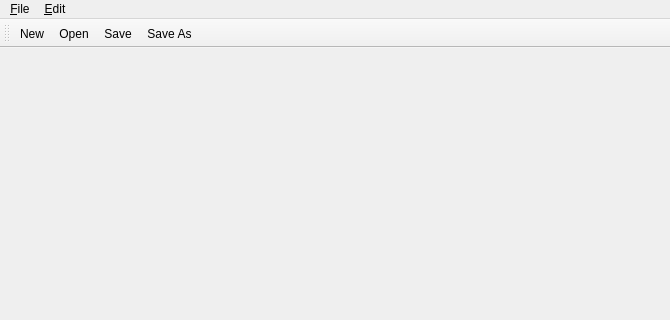
Old version of the form forms/mainwindow.ui in the repository elemc/XMLer; both pictures show x 0 to 670 and y 0 to 320 of the 670 by 482 pixel window.
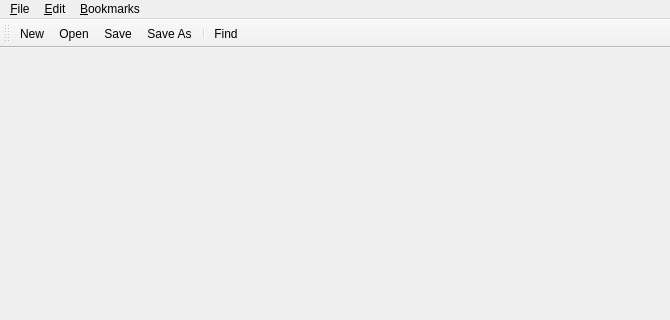
New version of the form.

Patch:
```diff
--- a/forms/mainwindow.ui
+++ b/forms/mainwindow.ui
@@ -54,8 +54,18 @@
     <addaction name="actionFindNext"/>
     <addaction name="actionFindPrevious"/>
    </widget>
+   <widget class="QMenu" name="menu_Bookmarks">
+    <property name="title">
+     <string>&amp;Bookmarks</string>
+    </property>
+    <addaction name="actionBookmark"/>
+    <addaction name="separator"/>
+    <addaction name="actionBookmarkGotoNext"/>
+    <addaction name="actionBookmarkGotoPrevious"/>
+   </widget>
    <addaction name="menu_File"/>
    <addaction name="menu_Edit"/>
+   <addaction name="menu_Bookmarks"/>
   </widget>
   <widget class="QStatusBar" name="statusbar"/>
   <widget class="QToolBar" name="toolBar">
@@ -72,6 +82,8 @@
    <addaction name="actionOpen"/>
    <addaction name="actionSave"/>
    <addaction name="actionSaveAs"/>
+   <addaction name="separator"/>
+   <addaction name="actionFind"/>
   </widget>
   <action name="actionExit">
    <property name="text">
```
Left out of the diff: 18 changed lines with no effect on the pictures.
